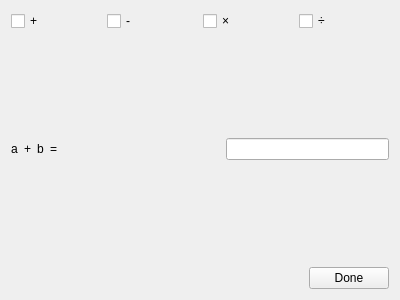
Shachar/Quizer, file AlgebraWidget.ui: the form before one commit.
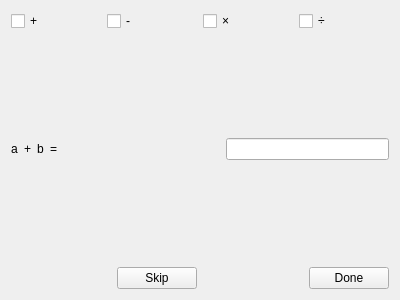
The form after the commit.

Commit message: Allow skipping algebra exercise

```diff
--- a/AlgebraWidget.ui
+++ b/AlgebraWidget.ui
@@ -140,6 +140,26 @@
          </property>
         </spacer>
        </item>
+       <item>
+        <widget class="QPushButton" name="skip">
+         <property name="text">
+          <string>Skip</string>
+         </property>
+        </widget>
+       </item>
+       <item>
+        <spacer name="horizontalSpacer">
+         <property name="orientation">
+          <enum>Qt::Horizontal</enum>
+         </property>
+         <property name="sizeHint" stdset="0">
+          <size>
+           <width>40</width>
+           <height>20</height>
+          </size>
+         </property>
+        </spacer>
+       </item>
        <item>
         <widget class="QPushButton" name="done">
          <property name="text">
```
Left out of the diff: 17 changed lines with no effect on the pictures. The commit also changes 2 other files.
